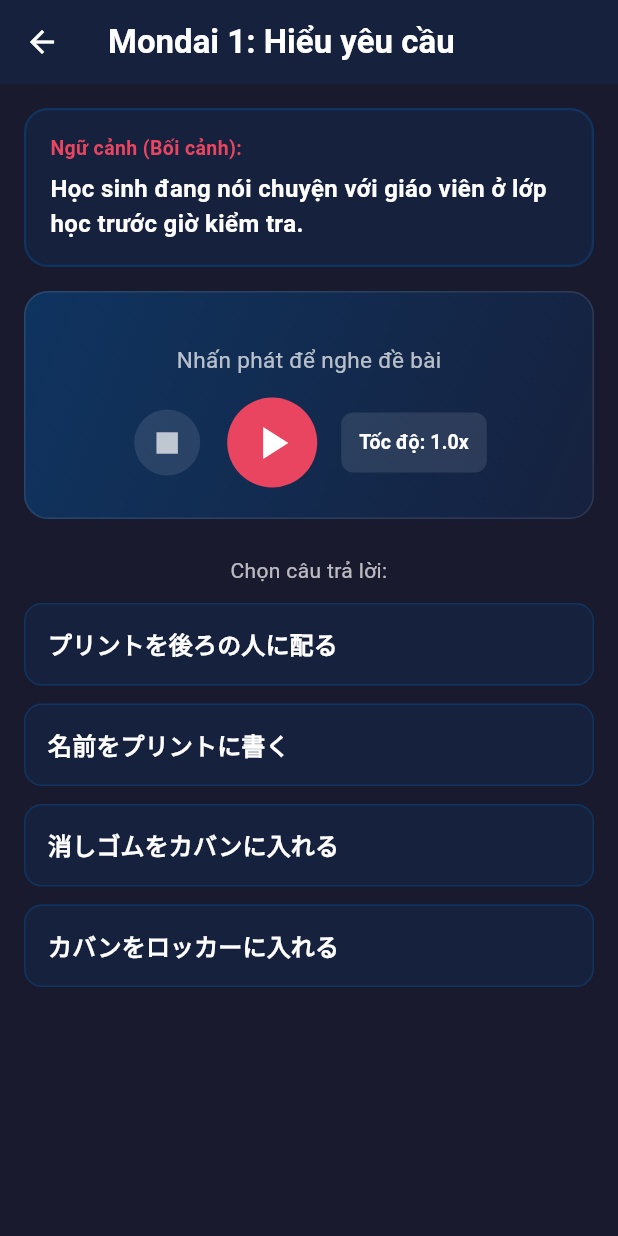
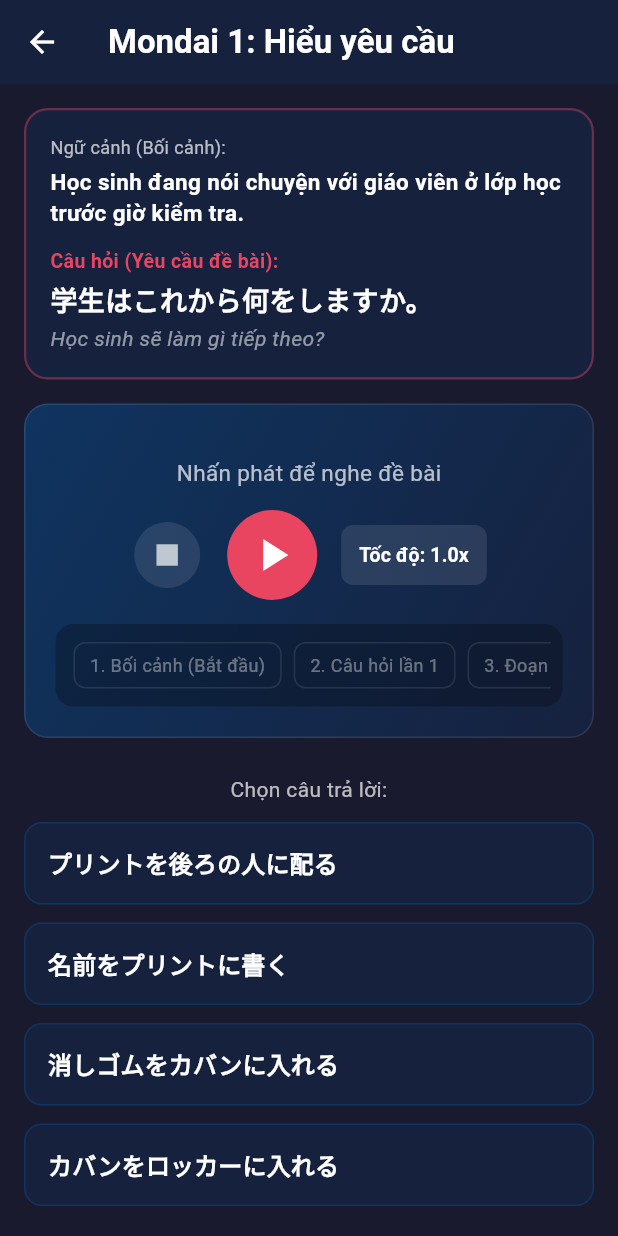
Before and after one commit to NMCuonG08/kanji_learning, a Flutter app: the ListeningQuizScreen screen opened directly with sample values from the repository, on a phone screen of 412 x 824 dp. Run offline on Flutter 3.47's test engine with Material 3 defaults, Android fonts, the phone set to English and light mode, and no system bars; our stand-ins replace flutter_tts, shared_preferences, sqflite_common_ffi; missing offline and left inert: dart:js_interop; accounts and stored records are empty.

Commit message:
style: Display listening question & translation immediately, add horizontal step-by-step playback timeline

```diff
--- a/lib/screens/listening_quiz_screen.dart
+++ b/lib/screens/listening_quiz_screen.dart
@@ -262,20 +262,37 @@ class _ListeningQuizScreenState extends State<ListeningQuizScreen> {
               decoration: BoxDecoration(
                 color: const Color(0xFF16213E),
                 borderRadius: BorderRadius.circular(16),
-                border: Border.all(color: const Color(0xFF0F3460), width: 1.5),
+                border: Border.all(color: const Color(0xFFE94560).withValues(alpha: 0.4), width: 1.5),
               ),
               child: Column(
                 crossAxisAlignment: CrossAxisAlignment.start,
                 children: [
                   const Text(
                     'Ngữ cảnh (Bối cảnh):',
+                    style: TextStyle(color: Colors.white70, fontSize: 12),
+                  ),
+                  const SizedBox(height: 4),
+                  Text(
+                    q.situationVi,
+                    style: const TextStyle(color: Colors.white, fontSize: 15, fontWeight: FontWeight.w600),
+                  ),
+                  const SizedBox(height: 12),
+                  const Text(
+                    'Câu hỏi (Yêu cầu đề bài):',
                     style: TextStyle(color: Color(0xFFE94560), fontSize: 13, fontWeight: FontWeight.bold),
                   ),
-                  const SizedBox(height: 6),
+                  const SizedBox(height: 4),
                   Text(
-                    q.situationVi,
-                    style: const TextStyle(color: Colors.white, fontSize: 16, fontWeight: FontWeight.w600),
+                    q.questionTextJa,
+                    style: const TextStyle(color: Colors.white, fontSize: 18, fontWeight: FontWeight.bold),
                   ),
+                  if (_getQuestionTranslation(q.questionTextJa).isNotEmpty) ...[
+                    const SizedBox(height: 2),
+                    Text(
+                      _getQuestionTranslation(q.questionTextJa),
+                      style: const TextStyle(color: Colors.white54, fontSize: 14, fontStyle: FontStyle.italic),
+                    ),
+                  ],
                 ],
               ),
             ),
@@ -368,6 +385,7 @@ class _ListeningQuizScreenState extends State<ListeningQuizScreen> {
                       ),
                     ],
                   ),
+                  _buildPlaybackTimeline(),
                 ],
               ),
             ),
@@ -535,4 +553,109 @@ class _ListeningQuizScreenState extends State<ListeningQuizScreen> {
       ),
     );
   }
+
+  String _getQuestionTranslation(String questionJa) {
+    if (questionJa.contains('学生はこれから何をしますか')) {
+      return 'Học sinh sẽ làm gì tiếp theo?';
+    } else if (questionJa.contains('二人はこれから何を買いますか')) {
+      return 'Hai người sẽ mua gì tiếp theo?';
+    } else if (questionJa.contains('男の子はどの傘を持って行きますか')) {
+      return 'Cậu bé sẽ mang chiếc ô nào đi?';
+    } else if (questionJa.contains('コピーを何枚しますか')) {
+      return 'Người đàn ông sẽ photo bao nhiêu bản?';
+    } else if (questionJa.contains('どうして今日のパーティーに来ませんか')) {
+      return 'Tại sao người đàn ông không đến bữa tiệc hôm nay?';
+    } else if (questionJa.contains('何を注文しますか')) {
+      return 'Người đàn ông sẽ gọi món gì?';
+    } else if (questionJa.contains('駅までどうやって行きますか')) {
+      return 'Người phụ nữ sẽ đi đến ga bằng cách nào?';
+    } else if (questionJa.contains('何時に会いますか')) {
+      return 'Ngày mai hai người sẽ gặp nhau lúc mấy giờ?';
+    } else if (questionJa.contains('ペンを借りたいです')) {
+      return 'Muốn mượn bút. Sẽ nói gì?';
+    } else if (questionJa.contains('会社から帰ります')) {
+      return 'Ra về từ công ty. Sẽ nói gì với mọi người?';
+    } else if (questionJa.contains('写真を撮ってほしいです')) {
+      return 'Muốn được chụp ảnh giúp. Sẽ nói gì?';
+    } else if (questionJa.contains('友だちの家に入ります')) {
+      return 'Vào nhà bạn chơi. Sẽ nói gì trước khi vào?';
+    } else if (questionJa.contains('この荷物、重いですね')) {
+      return 'Lắng nghe và chọn phản xạ phù hợp với: "Hành lý này nặng nhỉ."';
+    } else if (questionJa.contains('図書館まで歩いてどのくらいかかりますか')) {
+      return 'Lắng nghe và chọn phản xạ phù hợp với: "Từ đây đi bộ đến thư viện mất bao lâu?"';
+    } else if (questionJa.contains('お昼ご飯、もう食べましたか')) {
+      return 'Lắng nghe và chọn phản xạ phù hợp với: "Cơm trưa bạn đã ăn chưa?"';
+    } else if (questionJa.contains('田中さんはいますか')) {
+      return 'Lắng nghe và chọn phản xạ phù hợp với: "Có anh Tanaka ở đó không?"';
+    }
+    return '';
+  }
+
+  Widget _buildPlaybackTimeline() {
+    if (_sequence.isEmpty) return const SizedBox();
+
+    return Container(
+      margin: const EdgeInsets.only(top: 16),
+      padding: const EdgeInsets.symmetric(vertical: 12, horizontal: 8),
+      decoration: BoxDecoration(
+        color: Colors.black26,
+        borderRadius: BorderRadius.circular(12),
+      ),
+      child: SingleChildScrollView(
+        scrollDirection: Axis.horizontal,
+        child: Row(
+          mainAxisAlignment: MainAxisAlignment.center,
+          children: List.generate(_sequence.length, (index) {
+            final item = _sequence[index];
+            final isActive = _isPlaying && _currentSeqIndex == index;
+            final isPast = _isPlaying && _currentSeqIndex > index;
+
+            Color textColor = Colors.white38;
+            Color bgColor = Colors.transparent;
+            BorderSide border = const BorderSide(color: Colors.white10);
+
+            if (isActive) {
+              textColor = Colors.white;
+              bgColor = const Color(0xFFE94560);
+              border = const BorderSide(color: Color(0xFFE94560), width: 1.5);
+            } else if (isPast) {
+              textColor = Colors.white70;
+              bgColor = const Color(0xFF0F3460).withValues(alpha: 0.4);
+              border = BorderSide.none;
+            }
+
+            return Container(
+              margin: const EdgeInsets.symmetric(horizontal: 4),
+              padding: const EdgeInsets.symmetric(horizontal: 10, vertical: 6),
+              decoration: BoxDecoration(
+                color: bgColor,
+                borderRadius: BorderRadius.circular(8),
+                border: border != BorderSide.none ? Border.all(color: border.color, width: border.width) : null,
+              ),
+              child: Row(
+                children: [
+                  if (isActive) ...[
+                    const SizedBox(
+                      width: 10,
+                      height: 10,
+                      child: CircularProgressIndicator(strokeWidth: 2, color: Colors.white),
+                    ),
+                    const SizedBox(width: 6),
+                  ],
+                  Text(
+                    '${index + 1}. ${item.label}',
+                    style: TextStyle(
+                      color: textColor,
+                      fontSize: 12,
+                      fontWeight: isActive ? FontWeight.bold : FontWeight.normal,
+                    ),
+                  ),
+                ],
+              ),
+            );
+          }),
+        ),
+      ),
+    );
+  }
 }
```
